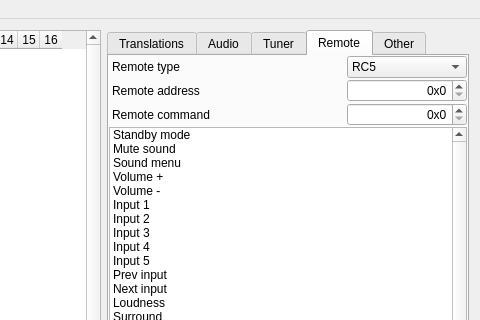
The window that editor/mainwindow.ui (WiseLord/ampcontrol) describes before a commit, drawn with Qt 5; both pictures show x 320 to 800 and y 0 to 320 of the 800 by 580 pixel window.
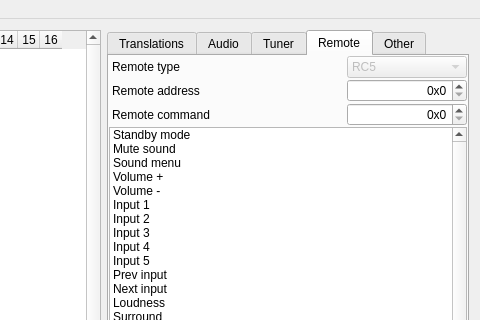
The same window after the commit. The open tabs and pages were chosen to show the change.

Commit message: Processing remote tab in editor

Diff of the .ui file:
```diff
--- a/editor/mainwindow.ui
+++ b/editor/mainwindow.ui
@@ -2031,6 +2031,9 @@
            </item>
            <item>
             <widget class="QComboBox" name="cbxRemoteType">
+             <property name="enabled">
+              <bool>false</bool>
+             </property>
              <property name="minimumSize">
               <size>
                <width>120</width>
```
Left out of the diff: 76 changed lines with no effect on the pictures. The commit also changes 2 other files.
